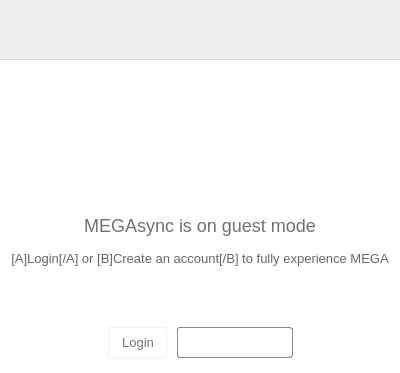
Qt form src/MEGASync/gui/win/GuestWidget.ui (meganz/MEGAsync) before a commit.
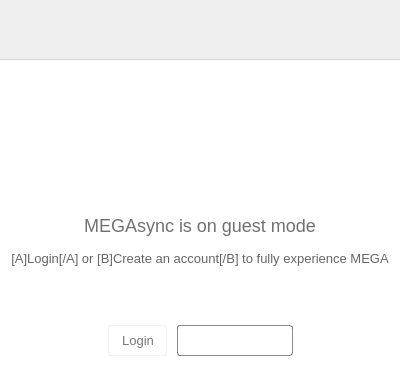
The same form after that commit. Icons and pictures are not drawn.

Commit message: Fixed the border of the GuestWidget on Windows

Diff of the .ui file:
```diff
--- a/src/MEGASync/gui/win/GuestWidget.ui
+++ b/src/MEGASync/gui/win/GuestWidget.ui
@@ -7,7 +7,7 @@
     <x>0</x>
     <y>0</y>
     <width>400</width>
-    <height>373</height>
+    <height>371</height>
    </rect>
   </property>
   <property name="sizePolicy">
@@ -19,13 +19,13 @@
   <property name="minimumSize">
    <size>
     <width>398</width>
-    <height>373</height>
+    <height>371</height>
    </size>
   </property>
   <property name="maximumSize">
    <size>
     <width>400</width>
-    <height>373</height>
+    <height>371</height>
    </size>
   </property>
   <property name="windowTitle">
```
